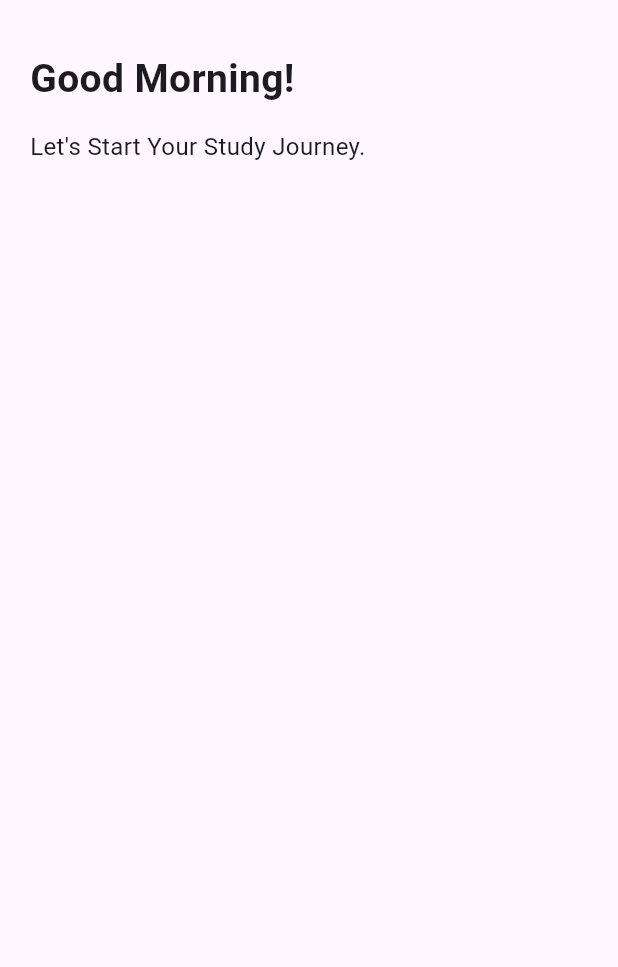
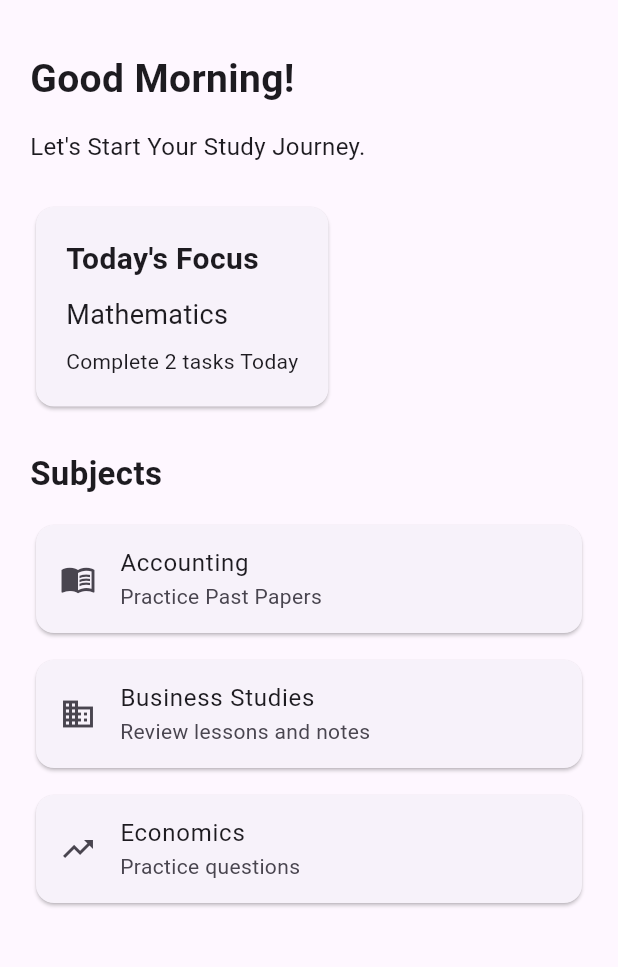
Before and after one commit to malshi783/ai-al-studymate, a Flutter app: the DashboardScreen screen opened directly, on a phone screen of 412 x 824 dp, the part 63-1030 px from its top. Run offline on Flutter 3.47's test engine with Material 3 defaults, Android fonts, the phone set to English and light mode, and no system bars.

Commit message:
Add subject Screen

```diff
--- a/lib/main.dart
+++ b/lib/main.dart
@@ -15,8 +15,6 @@ class MyApp extends StatelessWidget {
   Widget build(BuildContext context) {
     return MaterialApp(
       debugShowCheckedModeBanner: false,
-
-      // First screen of the application
       home: const SplashScreen(),
     );
   }
@@ -38,8 +36,9 @@ class _SplashScreenState extends State<SplashScreen> {
   void initState() {
     super.initState();
 
-    // Wait 3 seconds and then move to Welcome Screen
     Future.delayed(const Duration(seconds: 3), () {
+      if (!mounted) return;
+
       Navigator.pushReplacement(
         context,
         MaterialPageRoute(builder: (context) => const WelcomeScreen()),
@@ -55,14 +54,11 @@ class _SplashScreenState extends State<SplashScreen> {
           mainAxisAlignment: MainAxisAlignment.center,
           children: [
             Icon(Icons.menu_book, size: 70, color: Colors.green),
-
             const Text(
               "AI A/L StudyMate",
               style: TextStyle(fontSize: 28, fontWeight: FontWeight.bold),
             ),
-
             const SizedBox(height: 10),
-
             const Text(
               "Plan Smarter. Study Better.",
               style: TextStyle(fontSize: 16),
@@ -92,17 +88,13 @@ class WelcomeScreen extends StatelessWidget {
               "Welcome to the AI A/L StudyMate",
               style: TextStyle(fontSize: 26, fontWeight: FontWeight.bold),
             ),
-
             const SizedBox(height: 15),
-
             const Text(
               "Your Smart Study Companion",
               style: TextStyle(fontSize: 16),
             ),
-
             const SizedBox(height: 30),
 
-            // Go to Login Screen
             ElevatedButton(
               onPressed: () {
                 Navigator.push(
@@ -131,7 +123,6 @@ class LoginScreen extends StatefulWidget {
 }
 
 class _LoginScreenState extends State<LoginScreen> {
-  // Controllers store the text entered by the user
   final TextEditingController emailController = TextEditingController();
 
   final TextEditingController passwordController = TextEditingController();
@@ -140,13 +131,10 @@ class _LoginScreenState extends State<LoginScreen> {
   Widget build(BuildContext context) {
     return Scaffold(
       appBar: AppBar(title: const Text("Login")),
-
       body: Padding(
         padding: const EdgeInsets.all(20),
-
         child: Column(
           mainAxisAlignment: MainAxisAlignment.center,
-
           children: [
             const Text(
               "Login to StudyMate",
@@ -155,10 +143,8 @@ class _LoginScreenState extends State<LoginScreen> {
 
             const SizedBox(height: 20),
 
-            // Email field
             TextField(
               controller: emailController,
-
               decoration: const InputDecoration(
                 labelText: "Email",
                 border: OutlineInputBorder(),
@@ -167,13 +153,9 @@ class _LoginScreenState extends State<LoginScreen> {
 
             const SizedBox(height: 20),
 
-            // Password field
             TextField(
               controller: passwordController,
-
-              // Hide the password characters
               obscureText: true,
-
               decoration: const InputDecoration(
                 labelText: "Password",
                 border: OutlineInputBorder(),
@@ -182,24 +164,17 @@ class _LoginScreenState extends State<LoginScreen> {
 
             const SizedBox(height: 20),
 
-            // Login button
             ElevatedButton(
               onPressed: () {
-                // Check whether email is empty
                 if (emailController.text.isEmpty) {
                   ScaffoldMessenger.of(context).showSnackBar(
                     const SnackBar(content: Text("Email is Required")),
                   );
-
-                  // Check whether password is empty
                 } else if (passwordController.text.isEmpty) {
                   ScaffoldMessenger.of(context).showSnackBar(
                     const SnackBar(content: Text("Password is Required")),
                   );
-
-                  // If both fields have values
                 } else {
-                  // Go to Dashboard
                   Navigator.pushReplacement(
                     context,
                     MaterialPageRoute(
@@ -208,13 +183,11 @@ class _LoginScreenState extends State<LoginScreen> {
                   );
                 }
               },
-
               child: const Text("Login"),
             ),
 
             const SizedBox(height: 15),
 
-            // Go to Register Screen
             TextButton(
               onPressed: () {
                 Navigator.push(
@@ -224,7 +197,6 @@ class _LoginScreenState extends State<LoginScreen> {
                   ),
                 );
               },
-
               child: const Text("Don't Have an Account? Register"),
             ),
           ],
@@ -246,7 +218,6 @@ class RegisterScreen extends StatefulWidget {
 }
 
 class _RegisterScreenState extends State<RegisterScreen> {
-  // Controllers for Register fields
   final TextEditingController nameController = TextEditingController();
 
   final TextEditingController emailController = TextEditingController();
@@ -260,13 +231,10 @@ class _RegisterScreenState extends State<RegisterScreen> {
   Widget build(BuildContext context) {
     return Scaffold(
       appBar: AppBar(title: const Text("Register")),
-
       body: Padding(
         padding: const EdgeInsets.all(20),
-
         child: Column(
           mainAxisAlignment: MainAxisAlignment.center,
-
           children: [
             const Text(
               "Create Your Account",
@@ -275,10 +243,8 @@ class _RegisterScreenState extends State<RegisterScreen> {
 
             const SizedBox(height: 15),
 
-            // Name field
             TextField(
               controller: nameController,
-
               decoration: const InputDecoration(
                 labelText: "Name",
                 border: OutlineInputBorder(),
@@ -287,10 +253,8 @@ class _RegisterScreenState extends State<RegisterScreen> {
 
             const SizedBox(height: 15),
 
-            // Email field
             TextField(
               controller: emailController,
-
               decoration: const InputDecoration(
                 labelText: "Email",
                 border: OutlineInputBorder(),
@@ -299,12 +263,9 @@ class _RegisterScreenState extends State<RegisterScreen> {
 
             const SizedBox(height: 15),
 
-            // Password field
             TextField(
               controller: passwordController,
-
               obscureText: true,
-
               decoration: const InputDecoration(
                 labelText: "Password",
                 border: OutlineInputBorder(),
@@ -313,62 +274,50 @@ class _RegisterScreenState extends State<RegisterScreen> {
 
             const SizedBox(height: 15),
 
-            // Confirm password field
             TextField(
               controller: confirmPasswordController,
-
               obscureText: true,
-
               decoration: const InputDecoration(
                 labelText: "Confirm Password",
                 border: OutlineInputBorder(),
               ),
             ),
 
-            // Register button
+            const SizedBox(height: 15),
+
             ElevatedButton(
               onPressed: () {
-                // Check name
                 if (nameController.text.isEmpty) {
                   ScaffoldMessenger.of(context).showSnackBar(
                     const SnackBar(content: Text("Name is Required")),
                   );
-
-                  // Check email
                 } else if (emailController.text.isEmpty) {
                   ScaffoldMessenger.of(context).showSnackBar(
                     const SnackBar(content: Text("Email is Required")),
                   );
-
-                  // Check password
                 } else if (passwordController.text.isEmpty) {
                   ScaffoldMessenger.of(context).showSnackBar(
                     const SnackBar(content: Text("Password is Required")),
                   );
-
-                  // Check confirm password
                 } else if (confirmPasswordController.text.isEmpty) {
                   ScaffoldMessenger.of(context).showSnackBar(
                     const SnackBar(
                       content: Text("Confirm Password is Required"),
                     ),
                   );
-
-                  // Check whether passwords match
                 } else if (passwordController.text !=
                     confirmPasswordController.text) {
                   ScaffoldMessenger.of(context).showSnackBar(
                     const SnackBar(content: Text("Password do not match")),
                   );
-
-                  // Registration successful
                 } else {
                   ScaffoldMessenger.of(context).showSnackBar(
                     const SnackBar(content: Text("Registration Successful")),
                   );
 
-                  // After 1 second, go to Login Screen
                   Future.delayed(const Duration(seconds: 1), () {
+                    if (!mounted) return;
+
                     Navigator.pushReplacement(
                       context,
                       MaterialPageRoute(
@@ -378,7 +327,6 @@ class _RegisterScreenState extends State<RegisterScreen> {
                   });
                 }
               },
-
               child: const Text("Register"),
             ),
           ],
@@ -418,9 +366,143 @@ class DashboardScreen extends StatelessWidget {
               "Let's Start Your Study Journey.",
               style: TextStyle(fontSize: 16),
             ),
+
+            const SizedBox(height: 25),
+
+            // Today's Focus Card
+            Card(
+              child: Padding(
+                padding: const EdgeInsets.all(20),
+
+                child: Column(
+                  crossAxisAlignment: CrossAxisAlignment.start,
+
+                  children: [
+                    const Text(
+                      "Today's Focus",
+                      style: TextStyle(
+                        fontSize: 20,
+                        fontWeight: FontWeight.bold,
+                      ),
+                    ),
+
+                    const SizedBox(height: 10),
+
+                    const Text("Mathematics", style: TextStyle(fontSize: 18)),
+
+                    const SizedBox(height: 8),
+
+                    const Text(
+                      "Complete 2 tasks Today",
+                      style: TextStyle(fontSize: 14),
+                    ),
+                  ],
+                ),
+              ),
+            ),
+
+            const SizedBox(height: 25),
+
+            // Subjects heading
+            GestureDetector(
+              onTap: () {
+                Navigator.push(
+                  context,
+                  MaterialPageRoute(
+                    builder: (context) => const SubjectsScreen(),
+                  ),
+                );
+              },
+
+              child: const Text(
+                "Subjects",
+                style: TextStyle(fontSize: 22, fontWeight: FontWeight.bold),
+              ),
+            ),
+
+            const SizedBox(height: 15),
+
+            // Accounting
+            Card(
+              child: ListTile(
+                leading: const Icon(Icons.menu_book),
+                title: const Text("Accounting"),
+                subtitle: const Text("Practice Past Papers"),
+              ),
+            ),
+
+            const SizedBox(height: 10),
+
+            // Business Studies
+            Card(
+              child: ListTile(
+                leading: const Icon(Icons.business),
+                title: const Text("Business Studies"),
+                subtitle: const Text("Review lessons and notes"),
+              ),
+            ),
+
+            const SizedBox(height: 10),
+
+            // Economics
+            Card(
+              child: ListTile(
+                leading: const Icon(Icons.trending_up),
+                title: const Text("Economics"),
+                subtitle: const Text("Practice questions"),
+              ),
+            ),
           ],
         ),
       ),
     );
   }
 }
+
+// --------------------------------------------------
+// Subjects Screen
+// --------------------------------------------------
+
+class SubjectsScreen extends StatelessWidget {
+  const SubjectsScreen({super.key});
+
+  @override
+  Widget build(BuildContext context) {
+    return Scaffold(
+      appBar: AppBar(title: const Text("Subjects")),
+
+      body: ListView(
+        padding: const EdgeInsets.all(20),
+        children: [
+          Card(
+            child: ListTile(
+              leading: const Icon(Icons.menu_book),
+              title: const Text("Accounting"),
+              subtitle: const Text("Practice Past Papers"),
+            ),
+          ),
+
+          const SizedBox(height: 10),
+
+          Card(
+            child: ListTile(
+              leading: const Icon(Icons.business),
+              title: const Text("Business Studies"),
+              subtitle: const Text("Review lessons and notes"),
+            ),
+          ),
+
+          const SizedBox(height: 10),
+
+          Card(
+            child: ListTile(
+              leading: const Icon(Icons.trending_up),
+              title: const Text("Economics"),
+              subtitle: const Text("Practice questions"),
+            ),
+          ),
+        ],
+      ),
+    );
+  }
+}
```
